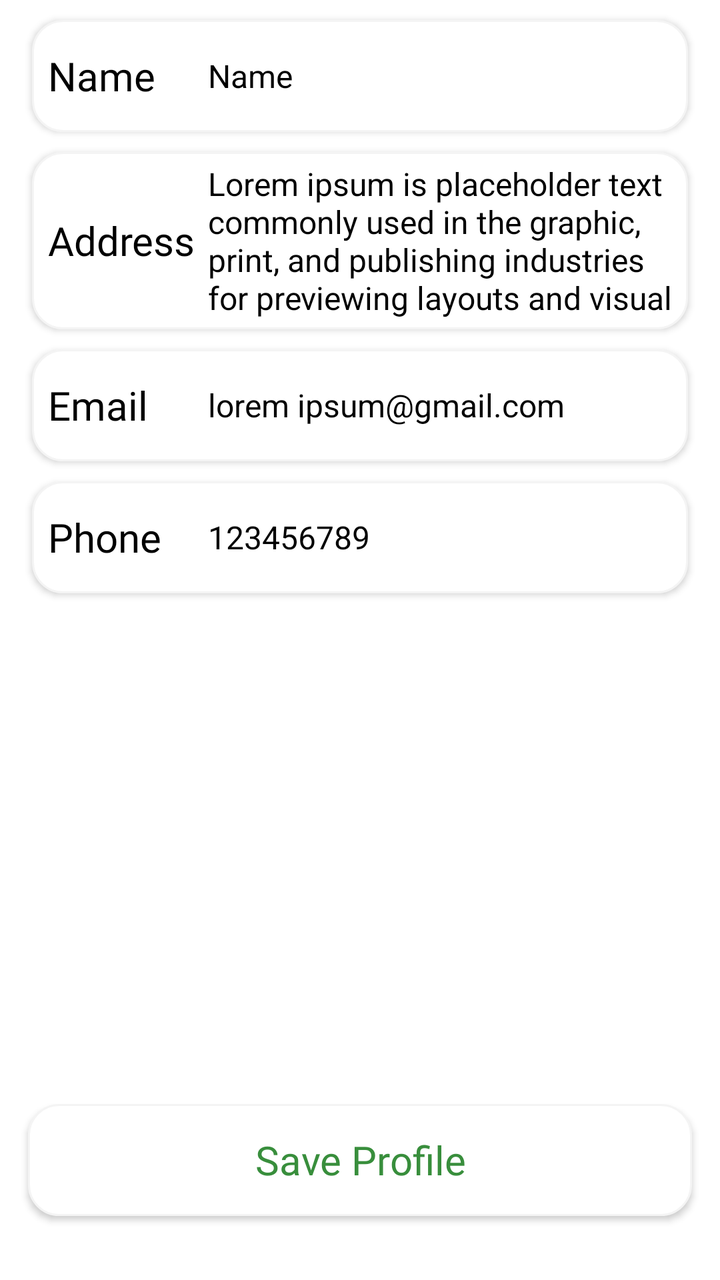
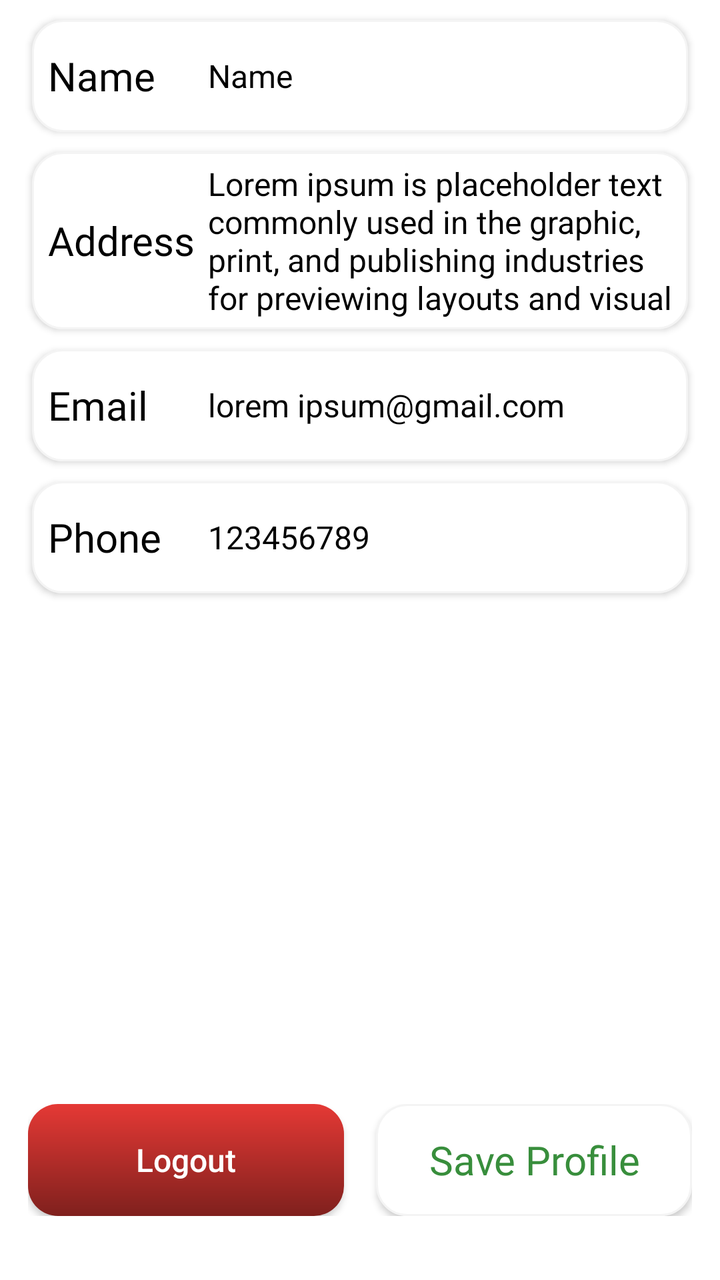

Two renders of the same Android screen: before a commit and after it. Below are the layout's source before the change and the commit's diff.
<!-- AndroidManifest.xml: application theme Theme.ZIAKAA -->
<!-- res/layout/fragment_profile.xml -->
<?xml version="1.0" encoding="utf-8"?>
<FrameLayout xmlns:android="http://schemas.android.com/apk/res/android"
    xmlns:app="http://schemas.android.com/apk/res-auto"
    xmlns:tools="http://schemas.android.com/tools"
    android:layout_width="match_parent"
    android:layout_height="match_parent"
    android:elevation="2dp"
    android:orientation="vertical"
    android:paddingStart="6dp"
    android:background="@color/white"
    android:paddingEnd="6dp"
    tools:context=".Fragment.ProfileFragment">

    
    <LinearLayout
        android:layout_width="match_parent"
        android:layout_height="wrap_content"
        android:orientation="vertical">

        <LinearLayout
            android:layout_width="match_parent"
            android:layout_height="56dp"
            android:layout_marginLeft="10dp"
            android:layout_marginTop="10dp"
            android:layout_marginRight="10dp"
            android:background="@drawable/profileedittextshape"
            android:elevation="2dp"
            android:gravity="center_vertical"
            android:orientation="horizontal">

            <TextView
                android:layout_width="30dp"
                android:layout_height="wrap_content"
                android:layout_marginLeft="8dp"
                android:layout_weight="1"
                android:fontFamily="@font/yeonsungregular"
                android:text="Name"
                android:textColor="@color/black"
                android:textSize="20sp" />

            <EditText
                android:id="@+id/name_et"
                android:layout_width="wrap_content"
                android:layout_height="wrap_content"
                android:layout_weight="1"
                android:background="@android:color/transparent"
                android:ems="10"
                android:inputType="text"
                android:text="Name"
                android:textColor="@color/black"
                android:textSize="16sp" />
        </LinearLayout>

        <LinearLayout
            android:layout_width="match_parent"
            android:layout_height="wrap_content"
            android:layout_marginLeft="10dp"
            android:layout_marginTop="10dp"
            android:layout_marginRight="10dp"
            android:background="@drawable/profileedittextshape"
            android:elevation="2dp"
            android:gravity="center_vertical"
            android:orientation="horizontal">

            <TextView
                android:layout_width="30dp"
                android:layout_height="wrap_content"
                android:layout_marginLeft="8dp"
                android:layout_weight="1"
                android:fontFamily="@font/yeonsungregular"
                android:text="Address"
                android:textColor="@color/black"
                android:textSize="20sp" />

            <EditText
                android:id="@+id/address_et"
                android:layout_width="wrap_content"
                android:layout_height="wrap_content"
                android:layout_marginTop="5dp"
                android:layout_marginBottom="5dp"
                android:layout_weight="1"
                android:background="@android:color/transparent"
                android:ems="10"
                android:inputType="textMultiLine"
                android:text="Lorem ipsum is placeholder text
commonly used in the graphic,
print, and publishing industries
for previewing layouts and visual "
                android:textColor="@color/black"
                android:textSize="16sp" />
        </LinearLayout>

        <LinearLayout
            android:layout_width="match_parent"
            android:layout_height="56dp"
            android:layout_marginLeft="10dp"
            android:layout_marginTop="10dp"
            android:layout_marginRight="10dp"
            android:background="@drawable/profileedittextshape"
            android:elevation="2dp"
            android:gravity="center_vertical"
            android:orientation="horizontal">

            <TextView
                android:layout_width="30dp"
                android:layout_height="wrap_content"
                android:layout_marginLeft="8dp"
                android:layout_weight="1"
                android:fontFamily="@font/yeonsungregular"
                android:text="Email"
                android:textColor="@color/black"
                android:textSize="20sp" />

            <EditText
                android:id="@+id/email_et"
                android:layout_width="wrap_content"
                android:layout_height="wrap_content"
                android:layout_weight="1"
                android:background="@android:color/transparent"
                android:ems="10"
                android:inputType="textEmailAddress"
                android:text="lorem ipsum@gmail.com"
                android:textColor="@color/black"
                android:textSize="16sp" />
        </LinearLayout>

        <LinearLayout
            android:layout_width="match_parent"
            android:layout_height="56dp"
            android:layout_marginLeft="10dp"
            android:layout_marginTop="10dp"
            android:layout_marginRight="10dp"
            android:layout_marginBottom="10dp"
            android:background="@drawable/profileedittextshape"
            android:elevation="2dp"
            android:gravity="center_vertical"
            android:orientation="horizontal">

            <TextView
                android:layout_width="30dp"
                android:layout_height="wrap_content"
                android:layout_marginLeft="8dp"
                android:layout_weight="1"
                android:fontFamily="@font/yeonsungregular"
                android:text="Phone"
                android:textColor="@color/black"
                android:textSize="20sp" />

            <EditText
                android:id="@+id/phone_et"
                android:layout_width="wrap_content"
                android:layout_height="wrap_content"
                android:layout_weight="1"
                android:background="@android:color/transparent"
                android:ems="10"
                android:inputType="phone"
                android:text="123456789"
                android:textColor="@color/black"
                android:textSize="16sp" />
        </LinearLayout>
    </LinearLayout>

    <androidx.appcompat.widget.AppCompatButton
        android:id="@+id/button5"
        android:background="@drawable/profileedittextshape"
        android:layout_width="match_parent"
        android:layout_height="56dp"
        android:layout_gravity="bottom"
        android:textAllCaps="false"
        android:textSize="20sp"
        android:fontFamily="@font/yeonsungregular"
        android:elevation="5dp"
        android:layout_marginBottom="32dp"
        android:layout_marginRight="8dp"
        android:layout_marginLeft="8dp"
        android:textColor="#388E3C"
        android:text="Save Profile" />
</FrameLayout>
<!-- resources referenced by this layout -->
<resources>
  <color name="black">#FF000000</color>
  <color name="white">#FFFFFFFF</color>
  <!-- drawable profileedittextshape (drawable) -->
  <?xml version="1.0" encoding="utf-8"?>
  <shape xmlns:android="http://schemas.android.com/apk/res/android">
  <stroke android:width="1dp" android:color="#f4f4f4"/>
      <solid android:color="@color/white"/>
      <corners android:radius="15dp"/>
  </shape>
  <style name="Theme.ZIAKAA" parent="Base.Theme.ZIAKAA" />
  <style name="Base.Theme.ZIAKAA" parent="Theme.Material3.DayNight.NoActionBar">
          
          
      </style>
</resources>

<!-- the commit's change to res/layout/fragment_profile.xml (unified diff, before → after) -->
@@ -160,19 +160,43 @@ for previewing layouts and visual "
         </LinearLayout>
     </LinearLayout>
 
-    <androidx.appcompat.widget.AppCompatButton
-        android:id="@+id/button5"
-        android:background="@drawable/profileedittextshape"
+    <LinearLayout
         android:layout_width="match_parent"
-        android:layout_height="56dp"
+        android:layout_height="wrap_content"
         android:layout_gravity="bottom"
-        android:textAllCaps="false"
-        android:textSize="20sp"
-        android:fontFamily="@font/yeonsungregular"
-        android:elevation="5dp"
         android:layout_marginBottom="32dp"
+        android:layout_marginLeft="8dp"
         android:layout_marginRight="8dp"
-        android:layout_marginLeft="8dp"
-        android:textColor="#388E3C"
-        android:text="Save Profile" />
+        android:orientation="horizontal"
+        android:gravity="center">
+
+        <androidx.appcompat.widget.AppCompatButton
+            android:id="@+id/logout_btn"
+            android:layout_width="0dp"
+            android:layout_height="56dp"
+            android:layout_weight="1"
+            android:layout_marginEnd="8dp"
+            android:background="@drawable/redbutton"
+            android:text="Logout"
+            android:textAllCaps="false"
+            android:textColor="@color/white"
+            android:textSize="16sp" />
+
+        <androidx.appcompat.widget.AppCompatButton
+            android:id="@+id/button5"
+            android:layout_width="0dp"
+            android:layout_height="56dp"
+            android:layout_weight="1"
+            android:layout_marginStart="8dp"
+            android:background="@drawable/profileedittextshape"
+            android:elevation="5dp"
+            android:fontFamily="@font/yeonsungregular"
+            android:text="Save Profile"
+            android:textAllCaps="false"
+            android:textColor="#388E3C"
+            android:textSize="20sp" />
+
+    </LinearLayout>
+
+
 </FrameLayout>
<!-- resource entries referenced after the edit -->
@@ -9,6 +9,12 @@
       <solid android:color="@color/white"/>
       <corners android:radius="15dp"/>
   </shape>
+  <!-- drawable redbutton (drawable) -->
+  <?xml version="1.0" encoding="utf-8"?>
+  <shape xmlns:android="http://schemas.android.com/apk/res/android">
+  <gradient android:angle="-45" android:startColor="#E53935" android:endColor="#7F201D"/>
+      <corners android:radius="15dp"/>
+  </shape>
   <style name="Theme.ZIAKAA" parent="Base.Theme.ZIAKAA" />
   <style name="Base.Theme.ZIAKAA" parent="Theme.Material3.DayNight.NoActionBar">
           
